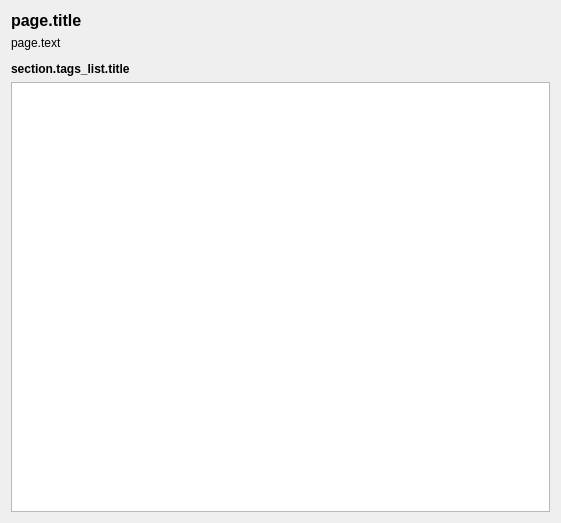
First picture: the form in options_keep_only_tags.ui, repository rdswift/picard-plugin-keep-only-tags, before the edit.
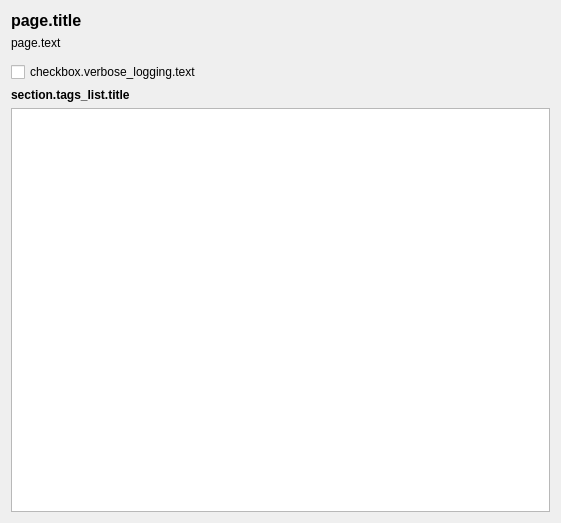
Second picture: the form after the edit.

Commit message: Add detailed debug logging option, preserved tags and tags always kept

The edit to the form file:
```diff
--- a/options_keep_only_tags.ui
+++ b/options_keep_only_tags.ui
@@ -78,11 +78,20 @@
      </property>
     </spacer>
    </item>
+   <item>
+    <widget class="QCheckBox" name="cb_verbose_log">
+     <property name="toolTip">
+      <string>checkbox.verbose_logging.tooltip</string>
+     </property>
+     <property name="text">
+      <string>checkbox.verbose_logging.text</string>
+     </property>
+    </widget>
+   </item>
    <item>
     <widget class="QLabel" name="tags_list_title">
      <property name="font">
       <font>
-       <weight>75</weight>
        <bold>true</bold>
       </font>
      </property>
```
Left out of the diff: 17 changed lines with no effect on the pictures. The commit also changes 4 other files.
